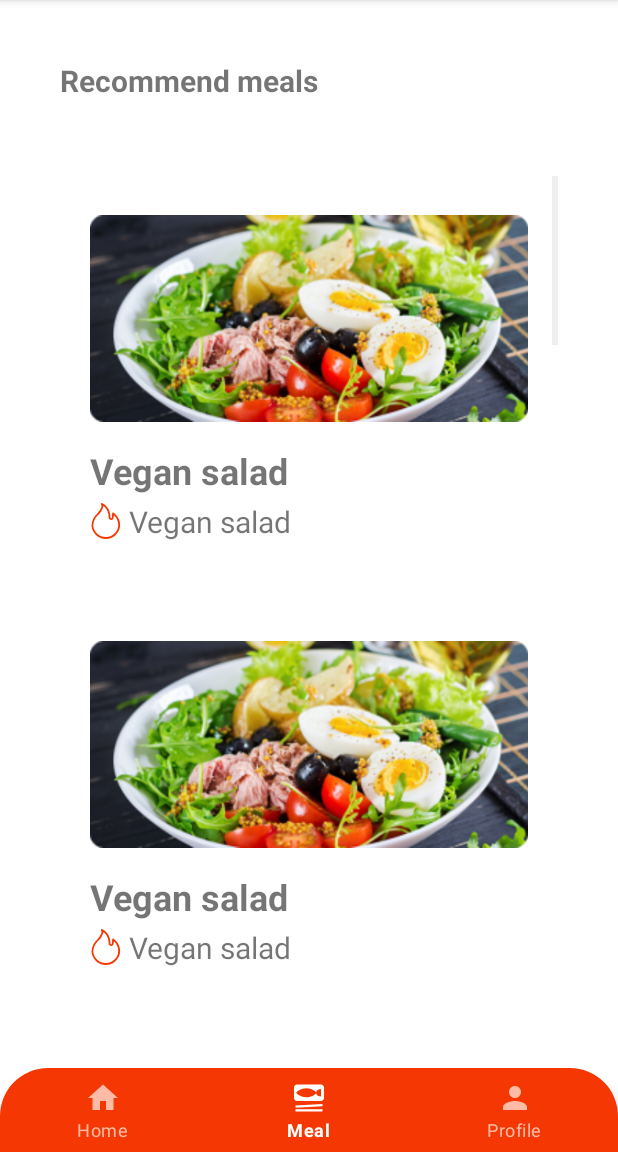
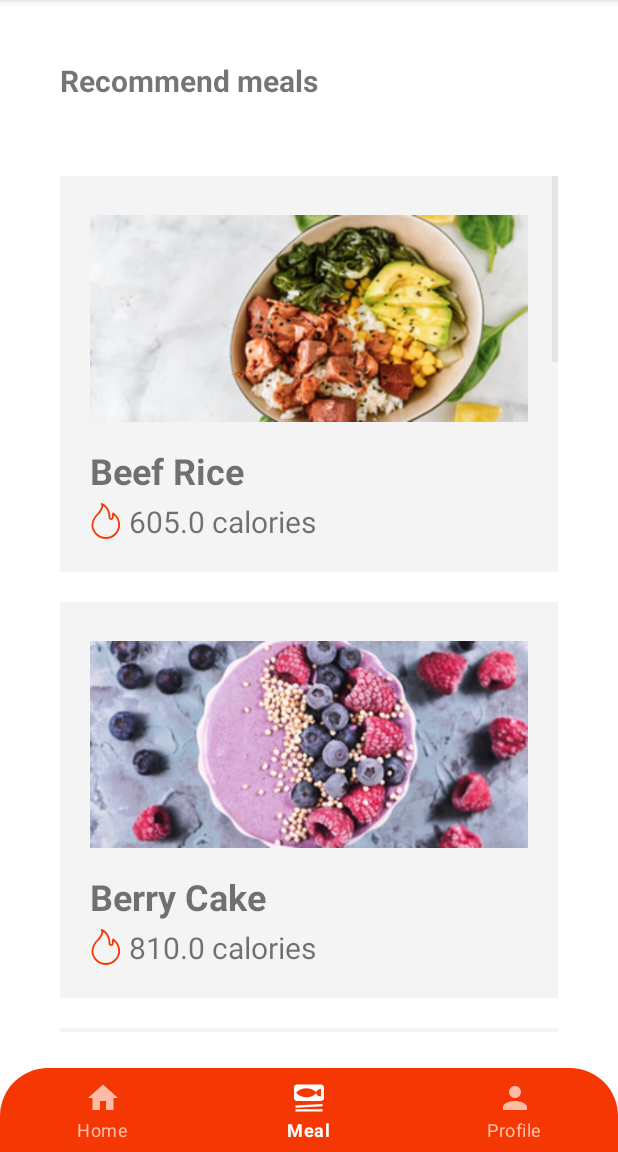
Before and after one commit to b1amage/fitness-app, an Android app: the MealActivity screen opened directly, with no data from a screen before it, on a phone screen of 412 x 824 dp, the part 84-1236 px from its top. Run offline under Robolectric (Android 15) with nearby library versions, the light colour scheme and no system bars.

Commit message:
add meal data

```diff
--- a/app/src/main/java/com/example/fitnessapp/activity/MealActivity.java
+++ b/app/src/main/java/com/example/fitnessapp/activity/MealActivity.java
@@ -15,10 +15,10 @@ import com.example.fitnessapp.R;
 import com.example.fitnessapp.adapter.MealAdapter;
 import com.example.fitnessapp.model.Dish;
 import com.example.fitnessapp.model.Ingredient;
-import com.example.fitnessapp.model.Workout;
 import com.google.android.material.bottomnavigation.BottomNavigationView;
 
 import java.util.ArrayList;
+import java.util.Arrays;
 import java.util.List;
 
 public class MealActivity extends AppCompatActivity {
@@ -56,21 +56,45 @@ public class MealActivity extends AppCompatActivity {
     private void initData() {
         meals = new ArrayList<>();
 
-        Ingredient bean = new Ingredient("Bean", 100, "gram", 8.5);
-        ArrayList<Ingredient> ingredients = new ArrayList<>();
-        ingredients.add(bean);
+        Ingredient bean = new Ingredient("Bean", 100, "gram", 1.27);
+        Ingredient salad = new Ingredient("Salad", 200, "gram", 2.11);
+        Ingredient rice = new Ingredient("Rice", 150, "gram", 1.3);
+        Ingredient egg = new Ingredient("Egg", 1, "egg", 78);
+        Ingredient chicken = new Ingredient("Chicken", 125, "gram", 2.39);
+        Ingredient beef = new Ingredient("Beef", 100, "gram", 2.5);
+        Ingredient salmon = new Ingredient("Salmon", 150, "gram", 2.08);
+        Ingredient pasta = new Ingredient("Pasta", 200, "gram", 1.31);
+        Ingredient pork = new Ingredient("Pork", 150, "gram", 2.42);
+        Ingredient tomato = new Ingredient("Tomato", 75, "gram", 0.18);
+        Ingredient tofu = new Ingredient("Tofu", 125, "gram", 1.44);
+        Ingredient berry = new Ingredient("Berry", 100, "gram", 0.57);
+        Ingredient cream = new Ingredient("Cream", 25, "ml", 1.96);
+        Ingredient flour = new Ingredient("Flour", 200, "gram", 3.52);
+        Ingredient avocado = new Ingredient("Avocado", 100, "gram", 1.6);
 
-        meals.add(new Dish(1, "Vegan salad", R.drawable.meal, ingredients));
-        meals.add(new Dish(2, "Vegan salad", R.drawable.meal, ingredients));
-        meals.add(new Dish(3, "Vegan salad", R.drawable.meal, ingredients));
-        meals.add(new Dish(4, "Vegan salad", R.drawable.meal, ingredients));
-        meals.add(new Dish(5, "Vegan salad", R.drawable.meal, ingredients));
-        meals.add(new Dish(6, "Vegan salad", R.drawable.meal, ingredients));
-        meals.add(new Dish(7, "Vegan salad", R.drawable.meal, ingredients));
-        meals.add(new Dish(8, "Vegan salad", R.drawable.meal, ingredients));
-        meals.add(new Dish(9, "Vegan salad", R.drawable.meal, ingredients));
-        meals.add(new Dish(10, "Vegan salad", R.drawable.meal, ingredients));
-        meals.add(new Dish(11, "Vegan salad", R.drawable.meal, ingredients));
+
+        ArrayList<Ingredient> beefRiceIngredients = new ArrayList<>(Arrays.asList(beef, rice, avocado));
+        ArrayList<Ingredient> berryCakeIngredients = new ArrayList<>(Arrays.asList(berry, flour, cream));
+        ArrayList<Ingredient> chickenSaladIngredients = new ArrayList<>(Arrays.asList(salad, chicken, tomato));
+        ArrayList<Ingredient> friedSalmonIngredients = new ArrayList<>(Arrays.asList(salmon, rice, avocado));
+        ArrayList<Ingredient> grillChickenIngredients = new ArrayList<>(Arrays.asList(chicken, rice, tomato));
+        ArrayList<Ingredient> pastaIngredients = new ArrayList<>(Arrays.asList(pasta, beef, tomato));
+        ArrayList<Ingredient> porkSaladIngredients = new ArrayList<>(Arrays.asList(pork, salad, egg));
+        ArrayList<Ingredient> tofuSaladIngredients = new ArrayList<>(Arrays.asList(tofu, salad, tomato));
+        ArrayList<Ingredient> salmonSaladIngredients = new ArrayList<>(Arrays.asList(salad, salmon, avocado));
+        ArrayList<Ingredient> veganSaladIngredients = new ArrayList<>(Arrays.asList(bean, tomato, salad));
+
+
+        meals.add(new Dish(1, "Beef Rice", R.drawable.beef_rice, beefRiceIngredients));
+        meals.add(new Dish(2, "Berry Cake", R.drawable.berry_cake, berryCakeIngredients));
+        meals.add(new Dish(3, "Chicken Salad", R.drawable.chicken_salad, chickenSaladIngredients));
+        meals.add(new Dish(4, "Fried Salmon", R.drawable.fried_salmon, friedSalmonIngredients));
+        meals.add(new Dish(5, "Grill Chicken", R.drawable.grill_chicken, grillChickenIngredients));
+        meals.add(new Dish(6, "Pasta", R.drawable.pasta, pastaIngredients));
+        meals.add(new Dish(7, "Pork Salad", R.drawable.pork_salad, porkSaladIngredients));
+        meals.add(new Dish(8, "Tofu Salad", R.drawable.tofu_salad, tofuSaladIngredients));
+        meals.add(new Dish(9, "Salmon Salad", R.drawable.salmon_salad, salmonSaladIngredients ));
+        meals.add(new Dish(10, "Vegan salad", R.drawable.meal, veganSaladIngredients));
 
         mealListView = findViewById(R.id.mealListView);
         MealAdapter adapter = new MealAdapter(meals);
--- a/app/src/main/java/com/example/fitnessapp/adapter/MealAdapter.java
+++ b/app/src/main/java/com/example/fitnessapp/adapter/MealAdapter.java
@@ -46,7 +46,7 @@ public class MealAdapter extends BaseAdapter {
 
         ((ImageView) viewMeal.findViewById(R.id.mealImg)).setImageResource(meal.getImg());
         ((TextView) viewMeal.findViewById(R.id.txtMealName)).setText(meal.getName());
-        ((TextView) viewMeal.findViewById(R.id.txtCalo)).setText(meal.getName());
+        ((TextView) viewMeal.findViewById(R.id.txtCalo)).setText(String.valueOf(meal.getCalories()) + " calories");
 
         return viewMeal;
     }
--- a/app/src/main/res/layout/meal.xml
+++ b/app/src/main/res/layout/meal.xml
@@ -1,7 +1,8 @@
 <?xml version="1.0" encoding="utf-8"?>
 <RelativeLayout xmlns:android="http://schemas.android.com/apk/res/android"
     android:layout_width="match_parent"
-    android:layout_height="match_parent">
+    android:layout_height="match_parent"
+    android:background="@color/gray">
 
     <RelativeLayout
         android:layout_width="match_parent"
```
Also changed, not shown: app/src/main/res/drawable/beef_rice.png (added), app/src/main/res/drawable/berry_cake.png (added), app/src/main/res/drawable/chicken_salad.png (added), app/src/main/res/drawable/fried_salmon.png (added), app/src/main/res/drawable/grill_chicken.png (added), app/src/main/res/drawable/pasta.png (added), app/src/main/res/drawable/pork_salad.png (added), app/src/main/res/drawable/salmon_salad.png (added), app/src/main/res/drawable/tofu_salad.png (added).
